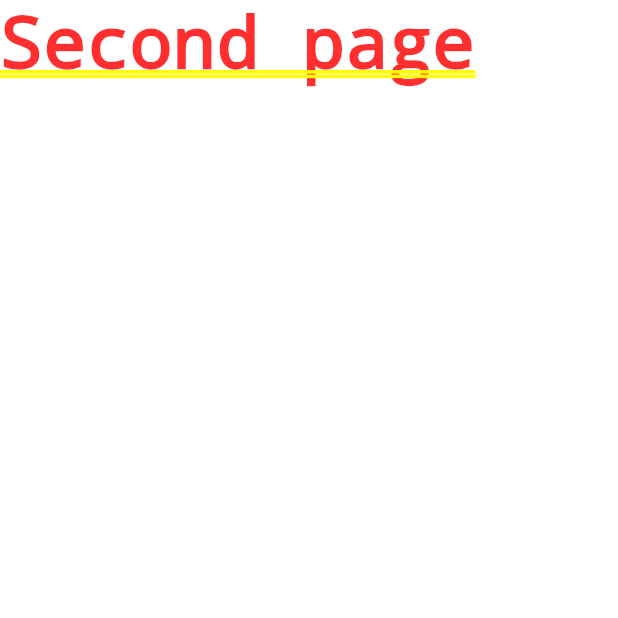
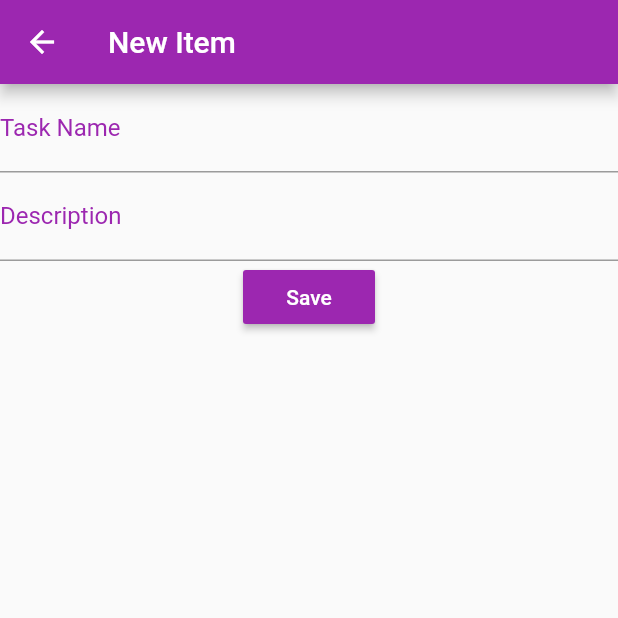
Before and after one commit to darcipons/todo_flutter, a Flutter app: the screen it shows after launch, after a tap on the "add" icon, on a phone screen of 412 x 824 dp, the top half of it. Run offline on Flutter 3.47's test engine with Material 2 defaults, Android fonts, the phone set to English and light mode, and no system bars.

Commit message:
add todo text fields

```diff
--- a/lib/screens/add_todo.dart
+++ b/lib/screens/add_todo.dart
@@ -3,8 +3,47 @@ import 'package:flutter/material.dart';
 class AddTodo extends StatelessWidget {
   @override
   Widget build(BuildContext context) {
-    return Container(
-      child: Text('Second page'),
+    return Scaffold(
+      appBar: AppBar(
+        title: Text('New Item'),
+        backgroundColor: Colors.purple,
+      ),
+      body: Column(
+        children: <Widget>[
+          TextField(
+            decoration: InputDecoration(
+              labelText: 'Task Name',
+              labelStyle: TextStyle(color: Colors.purple),
+              focusedBorder: UnderlineInputBorder(
+                borderSide: BorderSide(
+                  color: Colors.purple,
+                ),
+              ),
+            ),
+          ),
+          TextField(
+            decoration: InputDecoration(
+              labelText: 'Description',
+              labelStyle: TextStyle(color: Colors.purple),
+              focusedBorder: UnderlineInputBorder(
+                borderSide: BorderSide(
+                  color: Colors.purple,
+                ),
+              ),
+            ),
+          ),
+          RaisedButton(
+            child: Text(
+              'Save',
+              style: TextStyle(color: Colors.white),
+            ),
+            color: Colors.purple,
+            onPressed: () {
+              print('add item button');
+            },
+          )
+        ],
+      ),
     );
   }
 }
```
